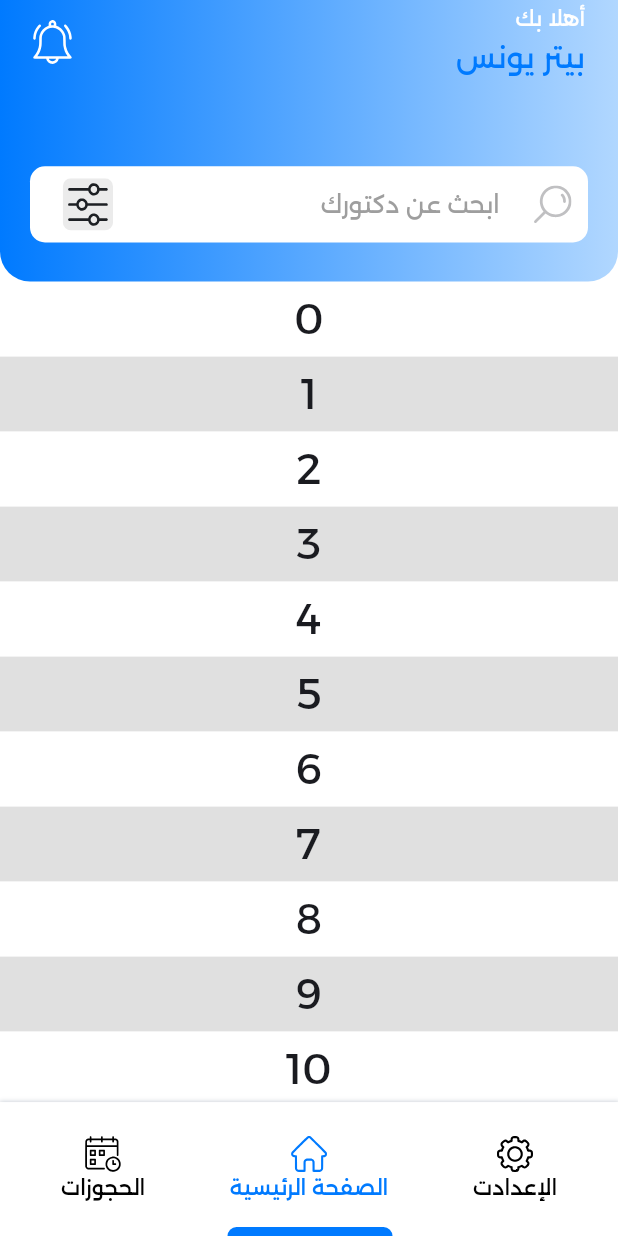
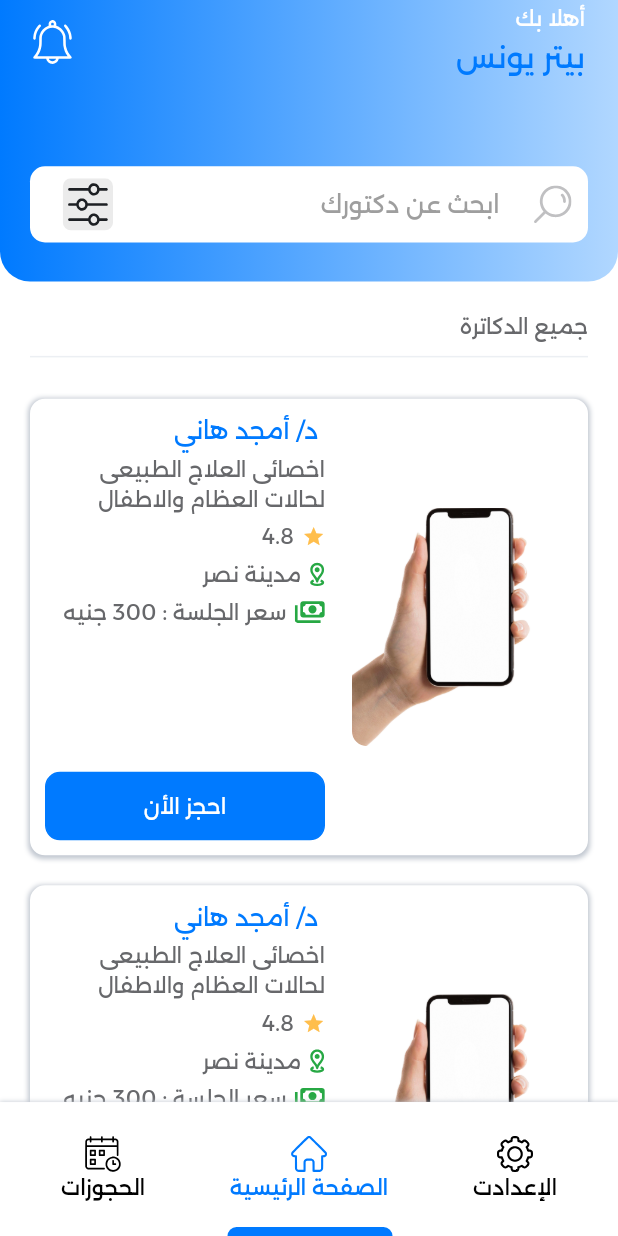
Before and after one commit to pavlysamir/ithera_app, a Flutter app: the PatientHomeLayout screen opened by its route, on a phone screen of 412 x 824 dp. Run offline on Flutter 3.47's test engine with Material 3 defaults, Android fonts, the phone set to English and light mode, and no system bars; our stand-ins replace bloc, flutter_bloc, flutter_screenutil, flutter_secure_storage, flutter_svg, get_it and 3 more; accounts and stored records are empty.

Commit message:
add custom doctors list view, update app colors, and modify custom button styles

```diff
--- a/lib/core/theme/app_colors.dart
+++ b/lib/core/theme/app_colors.dart
@@ -13,6 +13,8 @@ class AppColors {
   static const white = Color(0xffffffff);
 
   static const black = Color(0xff000000);
+
+  static const blackLight = Color(0xff67686B);
 
   // background
   static const backgroundWelcome = [Color(0xff007AFF), Color(0xff8AC2FF)];
--- a/lib/core/widgets/custom_button_large.dart
+++ b/lib/core/widgets/custom_button_large.dart
@@ -4,18 +4,20 @@ import 'package:flutter_screenutil/flutter_screenutil.dart';
 import 'package:ithera_app/core/theme/app_text_styles.dart';
 
 class CustomButtonLarge extends StatelessWidget {
-  CustomButtonLarge(
-      {super.key,
-      required this.text,
-      required this.color,
-      this.textColor,
-      required this.function,
-      this.icon});
+  const CustomButtonLarge({
+    super.key,
+    required this.text,
+    required this.color,
+    this.textColor = Colors.white,
+    required this.function,
+    this.icon,
+  });
   final String text;
   final Color color;
-  Color? textColor;
+  final Color textColor;
   final Function() function;
   final Icon? icon;
+
   @override
   Widget build(BuildContext context) {
     return InkWell(
@@ -35,7 +37,7 @@ class CustomButtonLarge extends StatelessWidget {
             children: [
               TextSpan(
                   text: text,
-                  style: AppTextStyles.font20Regular.copyWith(color: textColor)
+                  style: AppTextStyles.font14Regular.copyWith(color: textColor)
                   // const TextStyle(
                   //   fontFamily: ,
                   //   overflow: TextOverflow.ellipsis)
--- a/lib/features/home/patient_home/presentation/screens/patient_home_screen.dart
+++ b/lib/features/home/patient_home/presentation/screens/patient_home_screen.dart
@@ -1,9 +1,10 @@
 import 'package:flutter/material.dart';
 import 'package:flutter_screenutil/flutter_screenutil.dart';
-
 import 'package:ithera_app/core/theme/app_colors.dart';
 import 'package:ithera_app/core/theme/app_text_styles.dart';
-import 'package:ithera_app/core/widgets/custom_svgImage.dart';
+import 'package:ithera_app/features/home/patient_home/presentation/widgets/custom_doctors_listview.dart';
+
+import 'package:ithera_app/features/home/patient_home/presentation/widgets/home_app_bar.dart';
 
 class PatientHomeScreen extends StatelessWidget {
   const PatientHomeScreen({super.key});
@@ -12,154 +13,29 @@ class PatientHomeScreen extends StatelessWidget {
   Widget build(BuildContext context) {
     final TextEditingController controller = TextEditingController();
     return Scaffold(
-      body: CustomScrollView(slivers: [
-        SliverAppBar(
-          backgroundColor: Colors.transparent,
-          expandedHeight: 185.0.h,
-          floating: false,
-          pinned: true,
-          actions: [
-            IconButton(
-              icon: CustomSvgimage(
-                hight: 30.h,
-                path: 'assets/icons/notification_icon.svg',
-              ),
-              onPressed: () {},
+        body: CustomScrollView(slivers: [
+      HomeAppbar(controller: controller, userName: 'بيتر يونس'),
+      SliverToBoxAdapter(
+          child: Padding(
+        padding:
+            const EdgeInsets.only(left: 20, right: 20, top: 20, bottom: 10),
+        child: Column(
+          crossAxisAlignment: CrossAxisAlignment.start,
+          children: [
+            Text(
+              'جميع الدكاترة',
+              style: AppTextStyles.font14Regular
+                  .copyWith(color: AppColors.blackLight),
             ),
-            SizedBox(
-              width: 10.w,
+            SizedBox(height: 2.h),
+            Divider(
+              color: AppColors.grey50,
+              thickness: 1,
             ),
           ],
-          titleSpacing: 20.w,
-          automaticallyImplyLeading: false,
-          flexibleSpace: Container(
-            decoration: BoxDecoration(
-              gradient: LinearGradient(
-                colors: AppColors.backgroundHomeAppBar,
-                begin: Alignment.centerLeft,
-                end: Alignment.centerRight,
-              ),
-              borderRadius: BorderRadius.only(
-                bottomLeft: Radius.circular(20),
-                bottomRight: Radius.circular(20),
-              ),
-            ),
-            child: LayoutBuilder(
-              builder: (context, constraints) {
-                // Hide the FlexibleSpaceBar when scrolling
-                bool isCollapsed = constraints.biggest.height <=
-                    kToolbarHeight + MediaQuery.of(context).padding.top + 80.h;
-                return isCollapsed
-                    ? Container(
-                        decoration: BoxDecoration(
-                          gradient: LinearGradient(
-                            colors: AppColors.backgroundHomeAppBar,
-                            begin: Alignment.centerLeft,
-                            end: Alignment.centerRight,
-                          ),
-                          borderRadius: BorderRadius.only(
-                            bottomLeft: Radius.circular(20),
-                            bottomRight: Radius.circular(20),
-                          ),
-                        ),
-                      ) // Empty when collapsed
-                    : FlexibleSpaceBar(
-                        centerTitle: true,
-                        expandedTitleScale: 1,
-                        title: Padding(
-                          padding: const EdgeInsets.symmetric(horizontal: 20.0),
-                          child: SizedBox(
-                            height: 60.h,
-                            child: TextFormField(
-                              controller: controller,
-                              decoration: InputDecoration(
-                                contentPadding: EdgeInsets.symmetric(
-                                  horizontal: 10.w,
-                                  vertical: 10.h,
-                                ),
-                                hintText: 'ابحث عن دكتورك',
-                                hintStyle: TextStyle(color: Colors.grey),
-                                prefixIcon: Row(
-                                  children: [
-                                    SizedBox(
-                                      width: 10.w,
-                                    ),
-                                    CustomSvgimage(
-                                      path: 'assets/icons/search_icon.svg',
-                                      hight: 25,
-                                    ),
-                                  ],
-                                ),
-                                prefixIconConstraints: BoxConstraints(
-                                  maxHeight: 25.h,
-                                  maxWidth: 50.w,
-                                ),
-                                suffixIcon: Row(
-                                  children: [
-                                    IconButton(
-                                      icon: CustomSvgimage(
-                                        hight: 40.h,
-                                        path: 'assets/icons/filter_icon.svg',
-                                      ),
-                                      onPressed: () {
-                                        //controller.clear();
-                                      },
-                                    ),
-                                    SizedBox(
-                                      width: 10.w,
-                                    ),
-                                  ],
-                                ),
-                                suffixIconConstraints: BoxConstraints(
-                                  maxHeight: 50.h,
-                                  maxWidth: 60.w,
-                                ),
-                                border: OutlineInputBorder(
-                                  borderRadius: BorderRadius.circular(10),
-                                  borderSide: BorderSide.none,
-                                ),
-                                filled: true,
-                                fillColor: Colors.white,
-                              ),
-                            ),
-                          ),
-                        ),
-                      );
-              },
-            ),
-          ),
-          title: Column(
-            crossAxisAlignment: CrossAxisAlignment.start,
-            children: [
-              Text(
-                'أهلا بك',
-                style: AppTextStyles.font14Regular
-                    .copyWith(color: AppColors.white),
-              ),
-              Text(
-                'بيتر يونس',
-                style: AppTextStyles.font20Regular
-                    .copyWith(color: AppColors.primaryColor),
-              ),
-            ],
-          ),
-          collapsedHeight: 70,
         ),
-        SliverList(
-          delegate: SliverChildBuilderDelegate(
-            (BuildContext context, int index) {
-              return Container(
-                height: 50,
-                color: index.isEven ? Colors.white : Colors.black12,
-                child: Center(
-                  child: Text('$index', textScaleFactor: 2),
-                ),
-              );
-            },
-            childCount: 50,
-          ),
-        ),
-      ]),
-    );
+      )),
+      CustomDoctorsListView(),
+    ]));
   }
 }
--- /dev/null
+++ b/lib/features/home/patient_home/presentation/widgets/custom_doctors_listview.dart
@@ -0,0 +1,17 @@
+import 'package:flutter/material.dart';
+import 'package:ithera_app/features/home/patient_home/presentation/widgets/custom_item_doctor.dart';
+
+class CustomDoctorsListView extends StatelessWidget {
+  const CustomDoctorsListView({
+    super.key,
+  });
+
+  @override
+  Widget build(BuildContext context) {
+    return SliverList.builder(
+        itemCount: 10,
+        itemBuilder: (context, index) {
+          return CustomItemDoctor();
+        });
+  }
+}
--- /dev/null
+++ b/lib/features/home/patient_home/presentation/widgets/custom_item_doctor.dart
@@ -0,0 +1,134 @@
+import 'package:flutter/material.dart';
+import 'package:flutter_screenutil/flutter_screenutil.dart';
+import 'package:ithera_app/core/theme/app_colors.dart';
+import 'package:ithera_app/core/theme/app_text_styles.dart';
+import 'package:ithera_app/core/widgets/custom_button_large.dart';
+import 'package:ithera_app/core/widgets/custom_svgImage.dart';
+
+import 'package:ithera_app/core/assets/assets.dart';
+
+import 'package:ithera_app/core/theme/app_shadows.dart';
+
+class CustomItemDoctor extends StatelessWidget {
+  const CustomItemDoctor({
+    super.key,
+  });
+
+  @override
+  Widget build(BuildContext context) {
+    return Padding(
+        padding: const EdgeInsets.symmetric(horizontal: 20, vertical: 10),
+        child: Container(
+            height: 300.h,
+            decoration: BoxDecoration(
+              borderRadius: BorderRadius.circular(10),
+              color: Colors.white,
+              boxShadow: [AppShadows.shadow1],
+            ),
+            width: double.infinity,
+            child: Row(
+              children: [
+                Expanded(
+                  flex: 4,
+                  child: Padding(
+                    padding: const EdgeInsets.all(8.0),
+                    child: ClipRRect(
+                      borderRadius: BorderRadius.circular(10),
+                      child: Image.asset(
+                        AssetsData.onBording_1,
+                        fit: BoxFit.cover,
+                      ),
+                    ),
+                  ),
+                ),
+                Expanded(
+                  flex: 5,
+                  child: Padding(
+                    padding: const EdgeInsets.all(10.0),
+                    child: Column(
+                        crossAxisAlignment: CrossAxisAlignment.start,
+                        children: [
+                          Text(
+                            ' د/ أمجد هاني ',
+                            maxLines: 1,
+                            overflow: TextOverflow.ellipsis,
+                            style: AppTextStyles.font16Regular
+                                .copyWith(color: AppColors.primaryColor),
+                          ),
+                          SizedBox(height: 4.h),
+                          Text(
+                            'اخصائى العلاج الطبيعى لحالات العظام والاطفال',
+                            maxLines: 2,
+                            overflow: TextOverflow.ellipsis,
+                            style: AppTextStyles.font14Regular
+                                .copyWith(color: AppColors.blackLight),
+                          ),
+                          SizedBox(height: 5.h),
+                          Row(
+                            children: [
+                              Icon(
+                                Icons.star,
+                                color: AppColors.warning100,
+                                size: 15.sp,
+                              ),
+                              SizedBox(width: 5.w),
+                              Text(
+                                '4.8',
+                                style: AppTextStyles.font14Regular
+                                    .copyWith(color: AppColors.blackLight),
+                              ),
+                            ],
+                          ),
+                          SizedBox(height: 5.h),
+                          Row(
+                            children: [
+                              CustomSvgimage(
+                                path: 'assets/icons/location.svg',
+                                hight: 16.sp,
+                              ),
+                              SizedBox(width: 5.w),
+                              Expanded(
+                                child: Text(
+                                  'مدينة نصر',
+                                  maxLines: 1,
+                                  overflow: TextOverflow.ellipsis,
+                                  style: AppTextStyles.font14Regular
+                                      .copyWith(color: AppColors.blackLight),
+                                ),
+                              ),
+                            ],
+                          ),
+                          SizedBox(height: 5.h),
+                          Row(
+                            children: [
+                              CustomSvgimage(
+                                path: 'assets/icons/cash.svg',
+                                hight: 16.sp,
+                              ),
+                              SizedBox(width: 5.w),
+                              Expanded(
+                                child: Text(
+                                  'سعر الجلسة : 300 جنيه',
+                                  maxLines: 2,
+                                  overflow: TextOverflow.ellipsis,
+                                  style: AppTextStyles.font14Regular
+                                      .copyWith(color: AppColors.blackLight),
+                                ),
+                              ),
+                            ],
+                          ),
+                          Spacer(),
+                          SizedBox(
+                            height: 45.h,
+                            child: CustomButtonLarge(
+                                text: 'احجز الأن',
+                                color: AppColors.primaryColor,
+                                function: () {}),
+                          )
+                        ]),
+                  ),
+                ),
+              ],
+            )));
+  }
+}
--- /dev/null
+++ b/lib/features/home/patient_home/presentation/widgets/home_app_bar.dart
@@ -0,0 +1,154 @@
+import 'package:flutter/material.dart';
+import 'package:flutter_screenutil/flutter_screenutil.dart';
+import 'package:ithera_app/core/theme/app_colors.dart';
+import 'package:ithera_app/core/theme/app_text_styles.dart';
+import 'package:ithera_app/core/widgets/custom_svgImage.dart';
+
+class HomeAppbar extends StatelessWidget {
+  const HomeAppbar({
+    super.key,
+    required this.controller,
+    required this.userName,
+  });
+
+  final TextEditingController controller;
+  final String userName;
+
+  @override
+  Widget build(BuildContext context) {
+    return SliverAppBar(
+      backgroundColor: Colors.transparent,
+      expandedHeight: 185.0.h,
+      floating: false,
+      pinned: true,
+      actions: [
+        IconButton(
+          icon: CustomSvgimage(
+            hight: 30.h,
+            path: 'assets/icons/notification_icon.svg',
+          ),
+          onPressed: () {},
+        ),
+        SizedBox(
+          width: 10.w,
+        ),
+      ],
+      titleSpacing: 20.w,
+      automaticallyImplyLeading: false,
+      flexibleSpace: Container(
+        decoration: BoxDecoration(
+          gradient: LinearGradient(
+            colors: AppColors.backgroundHomeAppBar,
+            begin: Alignment.centerLeft,
+            end: Alignment.centerRight,
+          ),
+          borderRadius: BorderRadius.only(
+            bottomLeft: Radius.circular(20),
+            bottomRight: Radius.circular(20),
+          ),
+        ),
+        child: LayoutBuilder(
+          builder: (context, constraints) {
+            // Hide the FlexibleSpaceBar when scrolling
+            bool isCollapsed = constraints.biggest.height <=
+                kToolbarHeight + MediaQuery.of(context).padding.top + 80.h;
+            return isCollapsed
+                ? Container(
+                    decoration: BoxDecoration(
+                      gradient: LinearGradient(
+                        colors: AppColors.backgroundHomeAppBar,
+                        begin: Alignment.centerLeft,
+                        end: Alignment.centerRight,
+                      ),
+                      borderRadius: BorderRadius.only(
+                        bottomLeft: Radius.circular(20),
+                        bottomRight: Radius.circular(20),
+                      ),
+                    ),
+                  ) // Empty when collapsed
+                : FlexibleSpaceBar(
+                    centerTitle: true,
+                    expandedTitleScale: 1,
+                    title: Padding(
+                      padding: const EdgeInsets.symmetric(horizontal: 20.0),
+                      child: SizedBox(
+                        height: 60.h,
+                        child: TextFormField(
+                          onTapOutside: (event) {
+                            FocusManager.instance.primaryFocus?.unfocus();
+                          },
+                          controller: controller,
+                          decoration: InputDecoration(
+                            contentPadding: EdgeInsets.symmetric(
+                              horizontal: 10.w,
+                              vertical: 10.h,
+                            ),
+                            hintText: 'ابحث عن دكتورك',
+                            hintStyle: TextStyle(color: Colors.grey),
+                            prefixIcon: Row(
+                              children: [
+                                SizedBox(
+                                  width: 10.w,
+                                ),
+                                CustomSvgimage(
+                                  path: 'assets/icons/search_icon.svg',
+                                  hight: 25,
+                                ),
+                              ],
+                            ),
+                            prefixIconConstraints: BoxConstraints(
+                              maxHeight: 25.h,
+                              maxWidth: 50.w,
+                            ),
+                            suffixIcon: Row(
+                              children: [
+                                IconButton(
+                                  icon: CustomSvgimage(
+                                    hight: 40.h,
+                                    path: 'assets/icons/filter_icon.svg',
+                                  ),
+                                  onPressed: () {
+                                    //controller.clear();
+                                  },
+                                ),
+                                SizedBox(
+                                  width: 10.w,
+                                ),
+                              ],
+                            ),
+                            suffixIconConstraints: BoxConstraints(
+                              maxHeight: 50.h,
+                              maxWidth: 60.w,
+                            ),
+                            border: OutlineInputBorder(
+                              borderRadius: BorderRadius.circular(10),
+                              borderSide: BorderSide.none,
+                            ),
+                            filled: true,
+                            fillColor: Colors.white,
+                          ),
+                        ),
+                      ),
+                    ),
+                  );
+          },
+        ),
+      ),
+      title: Column(
+        crossAxisAlignment: CrossAxisAlignment.start,
+        children: [
+          Text(
+            'أهلا بك',
+            style: AppTextStyles.font14Regular.copyWith(color: AppColors.white),
+          ),
+          Text(
+            userName,
+            style: AppTextStyles.font20Regular
+                .copyWith(color: AppColors.primaryColor),
+          ),
+        ],
+      ),
+      collapsedHeight: 70,
+    );
+  }
+}
```
Also changed, not shown: assets/icons/cash.svg (added), assets/icons/location.svg (added), 4 other files.
